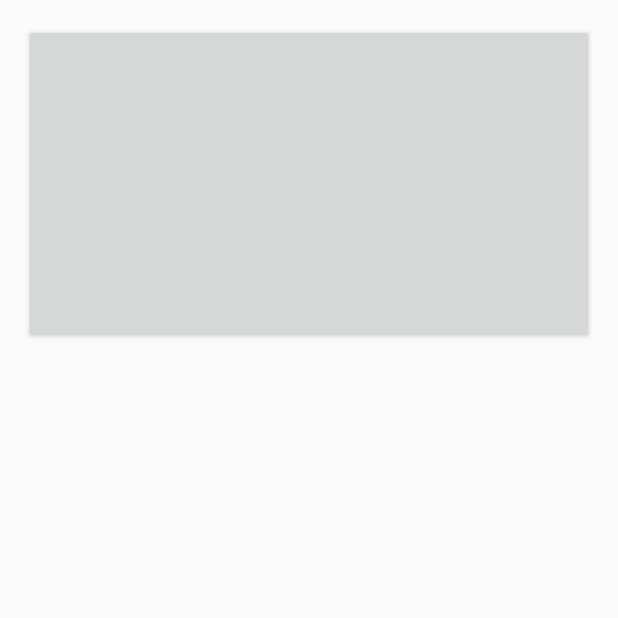
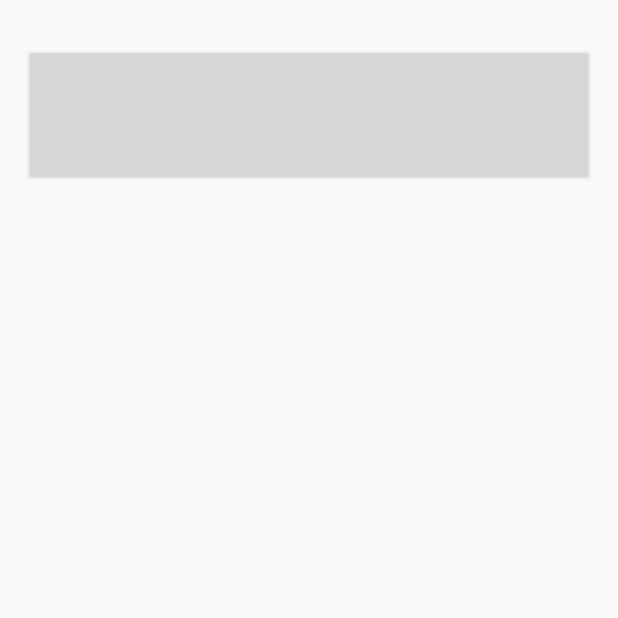
Before and after one commit to leonardo-scosta/PedalPi-Display-View, an Android app: the EffectsActivity screen opened directly, with no data from a screen before it, on a phone screen of 412 x 824 dp, the top half of it. Run offline under Robolectric (Android 15) with nearby library versions, the phone set to English and light mode, and no system bars; 3 statements that could not run were skipped.

Commit message:
falta param3 e atualização de parâmetro

```diff
--- a/app/src/main/java/com/pedalpi/pedalpi/EffectsActivity.java
+++ b/app/src/main/java/com/pedalpi/pedalpi/EffectsActivity.java
@@ -5,6 +5,7 @@ import android.graphics.Color;
 import android.support.v7.app.AppCompatActivity;
 import android.os.Bundle;
 import android.util.Log;
+import android.view.Gravity;
 import android.view.View;
 import android.widget.Button;
 import android.widget.LinearLayout;
@@ -54,13 +55,15 @@ public class EffectsActivity extends AppCompatActivity implements Server.OnMessa
 
     private List<Button> createEffectsButtons(Patch patch, LinearLayout container) {
         List<Button> buttons = new ArrayList<Button>();
-        LinearLayout.LayoutParams layoutParams = new LinearLayout.LayoutParams(
+        /*LinearLayout.LayoutParams layoutParams = new LinearLayout.LayoutParams(
             LinearLayout.LayoutParams.MATCH_PARENT,
             160 * 2//LinearLayout.LayoutParams.WRAP_CONTENT
-        );
+        );*/
+        LinearLayout.LayoutParams effects = new LinearLayout.LayoutParams(LinearLayout.LayoutParams.MATCH_PARENT, LinearLayout.LayoutParams.WRAP_CONTENT, Gravity.BOTTOM);
+        effects.setMargins(0, 20, 0, 0);
 
         for (final Effect effect : patch.getEffects())
-            buttons.add(createEffectButton(effect, container, layoutParams));
+            buttons.add(createEffectButton(effect, container, effects));
 
         return buttons;
     }
@@ -147,6 +150,8 @@ public class EffectsActivity extends AppCompatActivity implements Server.OnMessa
         if (message.getType() == ProtocolType.EFFECT) {
             int indexEffect = message.getContent().getInt("index");
             toggleStatusEffectView(this.patch.getEffects().get(indexEffect),buttons.get(indexEffect));
+        }else if(message.getType() == ProtocolType.PATCH){
+            onBackPressed();
         }
     }
 
--- a/app/src/main/java/com/pedalpi/pedalpi/component/ParamSeekbar.java
+++ b/app/src/main/java/com/pedalpi/pedalpi/component/ParamSeekbar.java
@@ -2,6 +2,7 @@ package com.pedalpi.pedalpi.component;
 
 import android.content.Context;
 import android.graphics.Color;
+import android.util.Log;
 import android.view.Gravity;
 import android.view.View;
 import android.widget.LinearLayout;
@@ -60,6 +61,7 @@ public class ParamSeekbar {
             public void onProgressChanged(SeekBar seekBar, int progress, boolean fromUser) {
                 parameter.setValue(calculateParamValue(progress));
                 update();
+                Log.i("PROGRESS", "");
             }
 
             @Override
@@ -68,6 +70,7 @@ public class ParamSeekbar {
             @Override
             public void onStopTrackingTouch(SeekBar seekBar) {
                 update();
+                Log.i("STOPP", "");
             }
 
             private void update() {
--- a/app/src/main/res/values/styles.xml
+++ b/app/src/main/res/values/styles.xml
@@ -47,7 +47,7 @@
 
     <style name="ButtonParamToggle" parent="@android:style/TextAppearance.Medium">
         <item name="android:layout_width">fill_parent</item>
-        <item name="android:layout_height">165dp</item>
+        <item name="android:layout_height">500dp</item>
         <item name="android:layout_alignParentLeft">true</item>
         <item name="android:textSize">@dimen/abc_action_bar_default_height_material</item>
     </style>
```
Also changed, not shown: app/src/main/java/com/pedalpi/pedalpi/ParamsActivity.java (+11 -5 lines).
